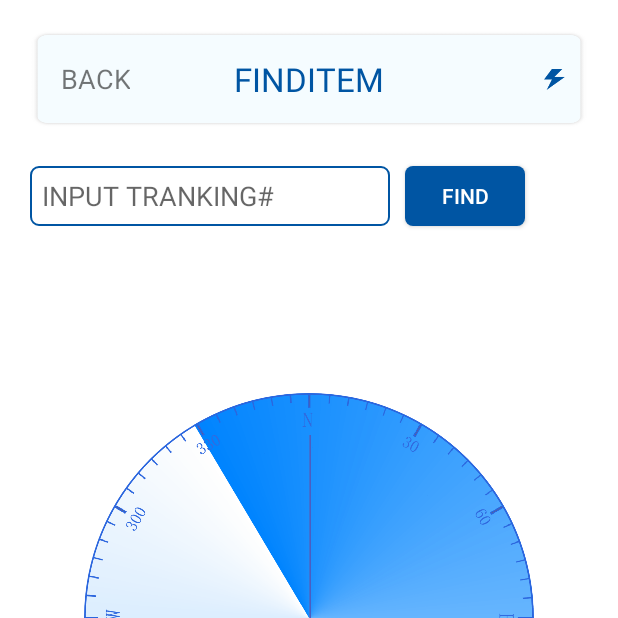
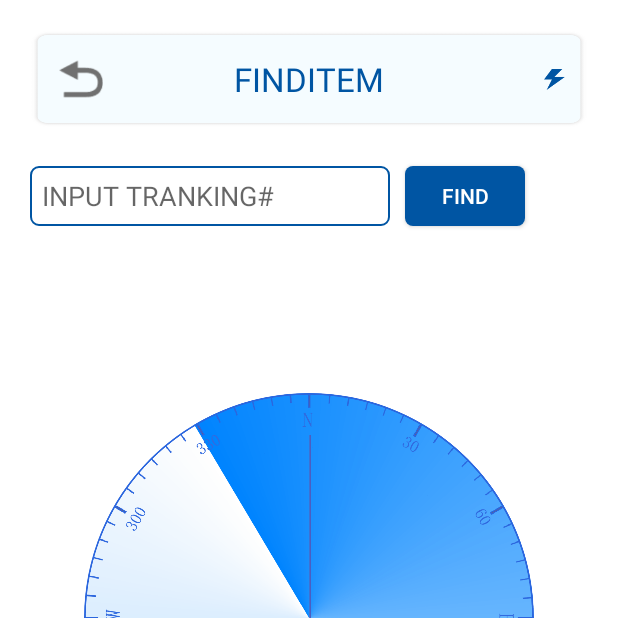
Before and after one commit to pandatuu/uhfproject, an Android app: the FindItemFragment screen opened through its navigation route, on a phone screen of 412 x 824 dp, the top half of it. Run offline under Robolectric (Android 15) with nearby library versions, the phone set to English and light mode, and no system bars; libraries missing offline, so code that uses them is left out: es.dmoral.toasty; 5 statements that could not run were skipped.

Commit message:
全部改完

```diff
--- a/app/src/main/java/com/example/uhfproject/ui/MainActivity.kt
+++ b/app/src/main/java/com/example/uhfproject/ui/MainActivity.kt
@@ -39,7 +39,7 @@ class MainActivity : AppCompatActivity() {
 
         val navHostFragment =
             supportFragmentManager.findFragmentById(R.id.navHostFragment) as NavHostFragment
-        val navController = navHostFragment.navController
+        navHostFragment.navController
     }
 
     override fun onResume() {
@@ -61,9 +61,6 @@ class MainActivity : AppCompatActivity() {
 
     override fun onKeyDown(keyCode: Int, event: KeyEvent?): Boolean {
         LogUtil.d("按键keyCode:$keyCode, action:${event?.action}")
-        if (keyEventListener != null && keyEventListener!!.onKeyDown(keyCode, event)) {
-            return true
-        }
         if (keyCode == 142 && event?.action == KeyEvent.ACTION_DOWN) {
             if(!keyStatus){
                 keyStatus = true
@@ -83,12 +80,4 @@ class MainActivity : AppCompatActivity() {
         LogUtil.d("UHF扫描关闭")
         uhfService = null
     }
-
-    private var keyEventListener: OnKeyEventListener? = null
-    fun setKeyEventListener(listener: OnKeyEventListener?) {
-        keyEventListener = listener
-    }
-    interface OnKeyEventListener {
-        fun onKeyDown(keyCode: Int, event: KeyEvent?): Boolean
-    }
 }
--- a/app/src/main/java/com/example/uhfproject/ui/MainViewModel.kt
+++ b/app/src/main/java/com/example/uhfproject/ui/MainViewModel.kt
@@ -46,24 +46,21 @@ class MainViewModel(application: Application) : AndroidViewModel(application) {
         }
     }
 
-
-
-
-    private val _epcList: MutableLiveData<List<String>> = MutableLiveData()
-    val epcList: LiveData<List<String>> = _epcList
-    private val _findList: MutableLiveData<List<EPC>> = MutableLiveData()
+    private val _findList: SingleLiveEvent<List<EPC>> = SingleLiveEvent()
     val findList: LiveData<List<EPC>> = _findList
 
     /**
      * 单次扫描
      */
     fun onceScan(epc: EPC) {
+        LogUtil.d("寻物onceScan")
         if (UHFService.getInstance(appContext).inventoryOnce(epc, 100)) {
             val id = epc.getId()
             if (id != null && "" != id) {
                 val currentList = _findList.value?.toMutableList() ?: mutableListOf()
                 if (currentList.all { it.getId() != id }) {
                     currentList.add(epc)
+                    LogUtil.d("寻物onceScan:${currentList}")
                     _findList.postValue(currentList)
                 }
             }
@@ -95,7 +92,6 @@ class MainViewModel(application: Application) : AndroidViewModel(application) {
                         _findList.postValue(tagIds.toList())
                         val epcList1 = tagIds.map { it.getId() }
                         LogUtil.d("tagIds-$epcList1")
-//                        _epcList.postValue(tagIds.map { it.getId() })
                         if(startQuest){
                             getExcelDownloadByEmp(epcList1)
                         }
--- a/app/src/main/java/com/example/uhfproject/ui/fragment/FindItemFragment.kt
+++ b/app/src/main/java/com/example/uhfproject/ui/fragment/FindItemFragment.kt
@@ -24,12 +24,14 @@ import com.example.uhfproject.ui.MainActivity
 import com.example.uhfproject.utils.BaseFragment
 import com.example.uhfproject.utils.Const
 import com.example.uhfproject.utils.Const.findItemPower
+import com.example.uhfproject.utils.Const.intToPercent
 import com.example.uhfproject.utils.LogUtil
 import com.seuic.uhf.EPC
 import com.seuic.uhf.UHFService
 import com.seuic.uhfutils.EpcSearch
 import es.dmoral.toasty.Toasty
 import kotlinx.coroutines.Dispatchers
+import kotlinx.coroutines.Job
 import kotlinx.coroutines.delay
 import kotlinx.coroutines.launch
 import kotlin.math.abs
@@ -37,8 +39,7 @@ import kotlin.math.cos
 import kotlin.math.sin
 
 
-class FindItemFragment : BaseFragment<FragmentFindItemBinding>(), SensorEventListener,
-    MainActivity.OnKeyEventListener {
+class FindItemFragment : BaseFragment<FragmentFindItemBinding>(), SensorEventListener {
 
     private var item: ExcelDownloadVO? = null
 
@@ -58,6 +59,7 @@ class FindItemFragment : BaseFragment<FragmentFindItemBinding>(), SensorEventLis
             mBinding.edtRfid.editText?.setText(it.trackingNumber)
             mBinding.tvRfid.text = "EPC:${it.epc}"
         }
+        LogUtil.d("")
         //获取陀螺仪传感器管理器和服务
         sensorManager = requireActivity().getSystemService(Context.SENSOR_SERVICE) as SensorManager
         if (sensorManager != null) {
@@ -126,10 +128,7 @@ class FindItemFragment : BaseFragment<FragmentFindItemBinding>(), SensorEventLis
             val search = EpcSearch.search(it)
             search.find { it.getId() == currentRfid }?.let {
                 currentRssi = it.rssi
-                LogUtil.d("寻物rssi成功: $currentRssi")
-
                 mBinding.tvProgress.text = "${currentRssi}%"
-
                 onValueChanged(currentRssi)
             }
         }
@@ -171,11 +170,6 @@ class FindItemFragment : BaseFragment<FragmentFindItemBinding>(), SensorEventLis
 
     override fun onResume() {
         super.onResume()
-
-        if (requireActivity() is MainActivity) {
-            (activity as MainActivity).setKeyEventListener(this)
-        }
-
         // 注册监听器，设置采样速率（例如：SENSOR_DELAY_UI）
         gyroscopeSensor?.also { sensor ->
             sensorManager?.registerListener(this, sensor, SensorManager.SENSOR_DELAY_UI)
@@ -189,16 +183,15 @@ class FindItemFragment : BaseFragment<FragmentFindItemBinding>(), SensorEventLis
         super.onPause()
         // 务必注销监听器以节省电量
 //        mainViewModel.stopStock()
-        scanJob.cancel()
         sensorManager?.unregisterListener(this)
         gyroscopeSensor = null
         rotationVectorSensor = null
         sensorManager = null
     }
 
-    private var centerX = 400f
-    private var centerY = 640f
-    private var radius = 200f
+    private var centerX = 0f
+    private var centerY = 0f
+    private var radius = 150f
     private var currentAngle = -90f
     private var lastUpdateTime = 0L
     private var isFirstSensorUpdate = true // 标记是否是第一次传感器更新
@@ -207,7 +200,7 @@ class FindItemFragment : BaseFragment<FragmentFindItemBinding>(), SensorEventLis
     private var currentPercentage = 0.5f // 初始位置在中间 (50%)
     private var targetPercentage = 0.5f
     private val minRadius = 0f
-    private val maxRadius = 150f
+    private val maxRadius = 275f
 
     override fun onSensorChanged(event: SensorEvent) {
         when {
@@ -225,24 +218,12 @@ class FindItemFragment : BaseFragment<FragmentFindItemBinding>(), SensorEventLis
                     // 获取Z轴角速度并反向
                     val zRotation = -event.values[2] // 负号实现反向
                     // 更新角度
-                    currentAngle += zRotation * dt * 180f / Math.PI.toFloat() // 转换为角度
+                    currentAngle += (-zRotation) * dt * 180f / Math.PI.toFloat() // 转换为角度
                     currentZ += zRotation * dt * 180f / Math.PI.toFloat() // 转换为角度
                     // 2. compassView 跟随旋转（反向）
                     mBinding.imgCompass.rotation = currentZ
 
-                    // pointView 绕圆心旋转
-                    if (abs(currentPercentage - targetPercentage) < 0.01f) {
-                        targetPercentage = (currentRssi/100).toFloat() // 0.0到1.0之间的随机百分比
-                    }
-                    currentPercentage += (targetPercentage - currentPercentage) * 0.05f // 平滑过渡
-
-                    // 将百分比转换为实际半径 (圆心100%→半径最小，边缘0%→半径最大)
-                    val radiusRange = maxRadius - minRadius
-                    val currentRadius = minRadius + (1f - currentPercentage) * radiusRange
-
-                    val rad = Math.toRadians(currentAngle.toDouble())
-                    mBinding.imgPoint.x = centerX + currentRadius * cos(rad).toFloat() - mBinding.imgPoint.width / 2
-                    mBinding.imgPoint.y = centerY + currentRadius * sin(rad).toFloat() - mBinding.imgPoint.height / 2
+                    updatePointPosition(intToPercent(currentRssi).toFloat())
 
                     lastUpdateTime = now
                 }
@@ -262,6 +243,16 @@ class FindItemFragment : BaseFragment<FragmentFindItemBinding>(), SensorEventLis
 
             }
         }
+    }
+
+    private fun updatePointPosition(rssi: Float){
+        // 将百分比转换为实际半径 (圆心100%→半径最小，边缘0%→半径最大)
+        val radiusRange = maxRadius - minRadius
+        val currentRadius = minRadius + (1 - rssi) * radiusRange
+
+        val rad = Math.toRadians(currentAngle.toDouble())
+        mBinding.imgPoint.x = centerX + currentRadius * cos(rad).toFloat() - mBinding.imgPoint.width / 2
+        mBinding.imgPoint.y = centerY + currentRadius * sin(rad).toFloat() - mBinding.imgPoint.height / 2
     }
 
     /** 重置：回到 AView 顶部 **/
@@ -308,25 +299,5 @@ class FindItemFragment : BaseFragment<FragmentFindItemBinding>(), SensorEventLis
 
     override fun onAccuracyChanged(sensor: Sensor, accuracy: Int) { }
 
-    private var keyStatus = false
-    private val scanJob = lifecycleScope.launch(Dispatchers.IO){
-        val epc = EPC()
-        while (keyStatus){
-            mainViewModel.onceScan(epc)
-            delay(100)
-        }
-    }
-    override fun onKeyDown(keyCode: Int, event: KeyEvent?): Boolean {
-        if(!keyStatus){
-            keyStatus = true
-            if (!scanJob.isActive){
-                scanJob.start()
-            }
-        }else{
-            keyStatus = false
-            scanJob.cancel()
-        }
-        return true // 返回true表示已处理该事件
-    }
 
 }
--- /dev/null
+++ b/app/src/main/java/com/example/uhfproject/utils/SingleLiveEvent.kt
@@ -0,0 +1,34 @@
+package com.example.uhfproject.utils
+
+import androidx.annotation.MainThread
+import androidx.lifecycle.LifecycleOwner
+import androidx.lifecycle.MutableLiveData
+import androidx.lifecycle.Observer
+import java.util.concurrent.atomic.AtomicBoolean
+
+class SingleLiveEvent<T> : MutableLiveData<T>() {
+
+    private val pending = AtomicBoolean(false)
+
+    @MainThread
+    override fun observe(owner: LifecycleOwner, observer: Observer<in T>) {
+        // 只通知一次
+        super.observe(owner) { t ->
+            if (pending.compareAndSet(true, false)) {
+                observer.onChanged(t)
+            }
+        }
+    }
+
+    @MainThread
+    override fun setValue(value: T?) {
+        pending.set(true)
+        super.setValue(value)
+    }
+
+    /** 支持无数据的事件调用 */
+    @MainThread
+    fun call() {
+        value = null
+    }
+}
--- a/app/src/main/res/layout/fragment_find_item.xml
+++ b/app/src/main/res/layout/fragment_find_item.xml
@@ -15,15 +15,13 @@
         android:background="@drawable/bg_main_btn"
         app:layout_constraintTop_toTopOf="parent">
 
-        <TextView
+        <ImageView
             android:id="@+id/tv_back"
             android:layout_width="wrap_content"
             android:layout_height="match_parent"
-            android:gravity="center"
-            android:paddingStart="20dp"
-            android:paddingEnd="10dp"
-            android:text="@string/back"
-            android:textSize="18sp"
+            android:paddingStart="10dp"
+            android:paddingVertical="18dp"
+            android:src="@drawable/ic_back"
             app:layout_constraintBottom_toBottomOf="parent"
             app:layout_constraintStart_toStartOf="parent"
             app:layout_constraintTop_toTopOf="parent" />
```
Also changed, not shown: app/src/main/java/com/example/uhfproject/ui/fragment/InBoundFragment.kt (+3 -4 lines), app/src/main/java/com/example/uhfproject/utils/Const.kt (+8 -0 lines), app/src/main/res/layout/fragment_bound.xml (+4 -4 lines), app/src/main/res/layout/fragment_inventory.xml (+4 -4 lines), app/src/main/res/drawable-v24/ic_back.png.
